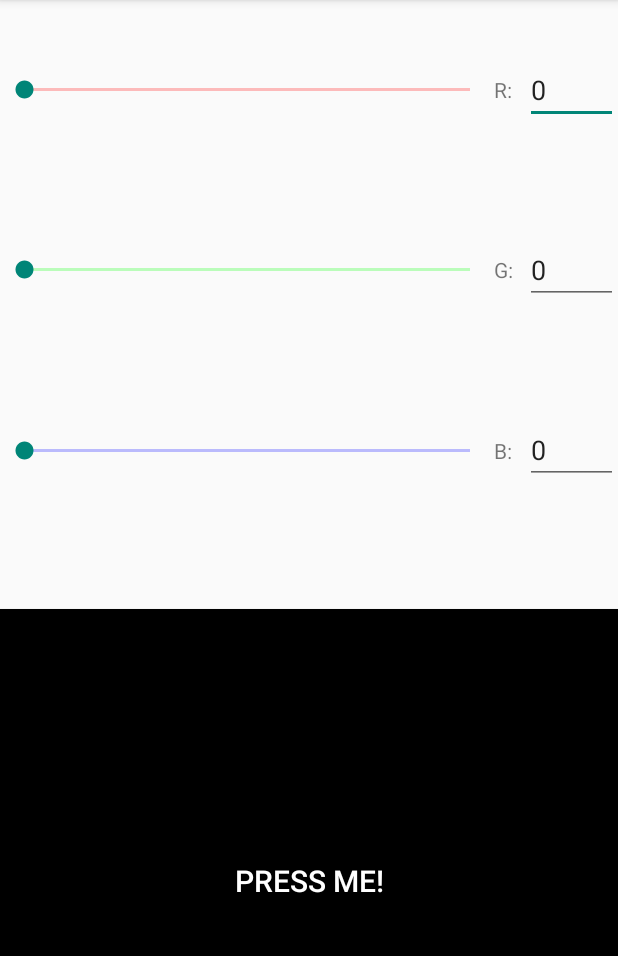
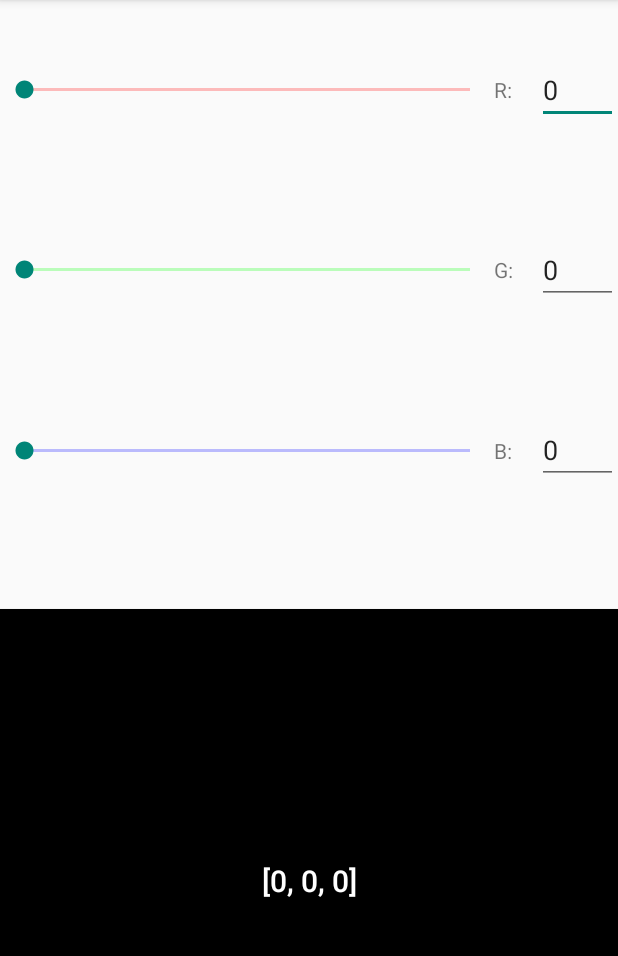
Before and after one commit to jenarvaezg/ColorBlend, an Android app: the screen it shows after launch (MainActivity), on a phone screen of 412 x 824 dp, the part 84-1040 px from its top. Run offline under Robolectric (Android 15) with nearby library versions, the phone set to English and light mode, and no system bars.

Commit message:
Added a couple of TODO and added degub info in button text

```diff
--- a/app/src/main/java/com/example/joseen/colorselectorcojonudo/MainActivity.java
+++ b/app/src/main/java/com/example/joseen/colorselectorcojonudo/MainActivity.java
@@ -14,6 +14,8 @@ import android.widget.EditText;
 import android.widget.LinearLayout;
 import android.widget.SeekBar;
 import android.widget.TextView;
+
+import java.util.Arrays;
 
 public class MainActivity extends Activity {
 
@@ -53,6 +55,7 @@ public class MainActivity extends Activity {
         if(pos > 2)
             return android.graphics.Color.rgb(RGB[0], RGB[1], RGB[2]);
         int[] YCbCr = new int[3];
+        //TODO Confirmed: this doesnt work as intended
         /*YCbCr[0] = (int)(0.299*RGB[0]+0.587*RGB[1]+0.114*RGB[2]);
         YCbCr[1] = (int)(128-0.169*RGB[0]-0.331*RGB[1]+0.500*RGB[2]);
         YCbCr[2] = (int)(128+0.500*RGB[0]-0.419*RGB[1]-0.081*RGB[2]);*/
@@ -60,7 +63,7 @@ public class MainActivity extends Activity {
             YCbCr[i] = (int) ((float)seekBars[i].getProgress() / 100 * 255);
         }
 
-        //TODO fix this!?
+
         YCbCr[pos] = (int) ((float) progress / 100 * 255);
         RGB[0] = ((int) ( 298.082 * (YCbCr[0] - 16)   +
                 408.583 * (YCbCr[2] - 128)    )) >> 8;
@@ -80,6 +83,8 @@ public class MainActivity extends Activity {
 
     private int getCMYKInt(int pos, int progress, int[] RGB){
         float[] CMYK = new float[4];
+
+        //TODO fix this too
         //THIS IS THE CODE I WOULD LIKE TO USE
 
         /*K = 1-max(R', G', B')
@@ -138,6 +143,7 @@ public class MainActivity extends Activity {
                 rect.setBackgroundColor(getCMYKInt(pos, progress, RGB));
         }
         rect.setTextColor(getComplementaryColor(getButtonRGB(rect)));
+        rect.setText(Arrays.toString(RGB));
     }
 
     private void changeColorFromEditText(Button rect, int pos){
--- a/app/src/main/res/layout/activity_main.xml
+++ b/app/src/main/res/layout/activity_main.xml
@@ -22,12 +22,12 @@
             android:layout_width="0sp"
             android:layout_height="wrap_content"
             android:layout_gravity="center"
-            android:layout_weight="0.05"/>
+            android:layout_weight="0.07"/>
         <EditText
             android:id="@+id/edittext1"
             android:layout_gravity="center"
             android:layout_width="0dp"
-            android:layout_weight="0.15"
+            android:layout_weight="0.13"
             android:layout_height="wrap_content"/>
     </LinearLayout>
 
@@ -48,12 +48,12 @@
             android:layout_width="0sp"
             android:layout_height="wrap_content"
             android:layout_gravity="center"
-            android:layout_weight="0.05"/>
+            android:layout_weight="0.07"/>
         <EditText
             android:id="@+id/edittext2"
             android:layout_gravity="center"
             android:layout_width="0dp"
-            android:layout_weight="0.15"
+            android:layout_weight="0.13"
             android:layout_height="wrap_content"/>
     </LinearLayout>
 
@@ -73,12 +73,12 @@
             android:layout_width="0sp"
             android:layout_height="wrap_content"
             android:layout_gravity="center"
-            android:layout_weight="0.05"/>
+            android:layout_weight="0.07"/>
         <EditText
             android:id="@+id/edittext3"
             android:layout_gravity="center"
             android:layout_width="0dp"
-            android:layout_weight="0.15"
+            android:layout_weight="0.13"
             android:layout_height="wrap_content"/>
     </LinearLayout>
 
@@ -98,12 +98,12 @@
             android:layout_width="0sp"
             android:layout_height="wrap_content"
             android:layout_gravity="center"
-            android:layout_weight="0.05"/>
+            android:layout_weight="0.07"/>
         <EditText
             android:id="@+id/edittext4"
             android:layout_gravity="center"
             android:layout_width="0dp"
-            android:layout_weight="0.15"
+            android:layout_weight="0.13"
             android:layout_height="wrap_content"/>
     </LinearLayout>
 
```
